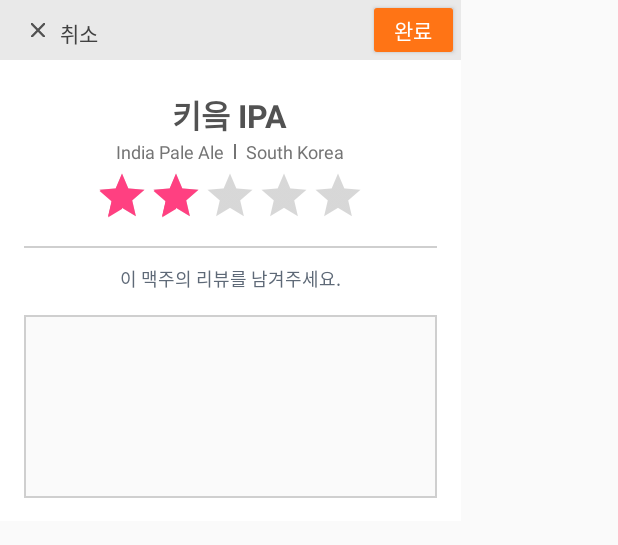
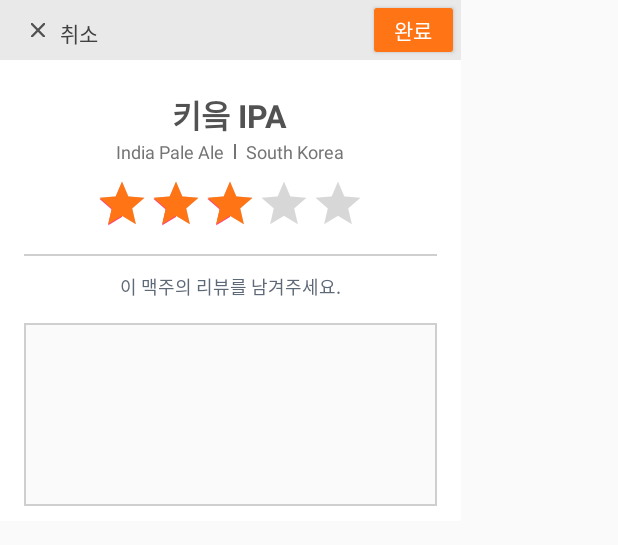
Before and after one commit to Beeering/Beering-Android, an Android app: the layout beer_review_dialog.xml on its own in the app's theme, with its tools: preview values and no code run, on a phone screen of 412 x 824 dp. Shown: the top 545 px of the screen. Run offline under Robolectric (Android 15) with nearby library versions, the phone set to English and light mode, and no system bars.

Commit message:
Modify the dialog design

```diff
--- a/Beering/app/src/main/res/layout/beer_review_dialog.xml
+++ b/Beering/app/src/main/res/layout/beer_review_dialog.xml
@@ -91,12 +91,13 @@
         android:layout_width="wrap_content"
         android:layout_height="wrap_content"
         android:layout_centerHorizontal="true"
-        android:layout_marginTop="20dp"
+        android:layout_marginTop="25dp"
         android:layout_below="@+id/review_beer_name"
         android:isIndicator="false" android:numStars="5"
-        android:rating="2"
+        android:rating="3"
         android:stepSize="1"
         android:max="5"
+        android:progressTint="#ff7415"
         style="?android:attr/ratingBarStyleIndicator"/>
 
     <View
--- a/Beering/build.gradle
+++ b/Beering/build.gradle
@@ -5,7 +5,7 @@ buildscript {
         jcenter()
     }
     dependencies {
-        classpath 'com.android.tools.build:gradle:2.2.2'
+        classpath 'com.android.tools.build:gradle:2.3.2'
 
         // NOTE: Do not place your application dependencies here; they belong
         // in the individual module build.gradle files
```
Also changed, not shown: Beering/app/src/main/java/io/beering/beering/BeerDetailActivity.java (+35 -1 lines), Beering/app/src/main/java/io/beering/beering/ReviewDialog.java (+1 -37 lines).
